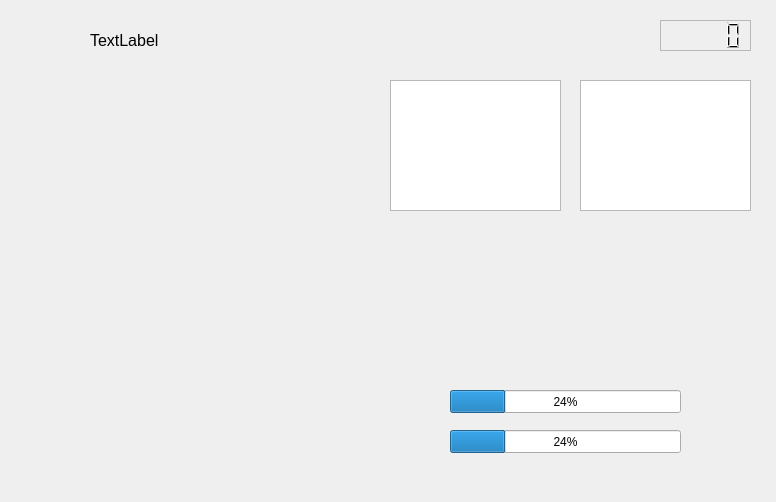
Old version of the form Projet/jeu.ui in the repository FadiSheh/Projet_C-.
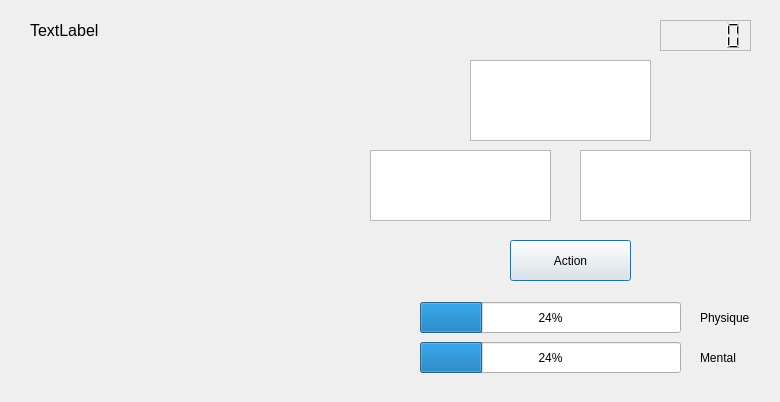
New version of the form. Icons and pictures are not drawn.

What changed in the file:
```diff
--- a/Projet/jeu.ui
+++ b/Projet/jeu.ui
@@ -6,20 +6,20 @@
    <rect>
     <x>0</x>
     <y>0</y>
-    <width>776</width>
-    <height>502</height>
+    <width>780</width>
+    <height>402</height>
    </rect>
   </property>
   <property name="minimumSize">
    <size>
-    <width>776</width>
-    <height>502</height>
+    <width>780</width>
+    <height>402</height>
    </size>
   </property>
   <property name="maximumSize">
    <size>
-    <width>776</width>
-    <height>502</height>
+    <width>780</width>
+    <height>402</height>
    </size>
   </property>
   <property name="windowTitle">
@@ -28,10 +28,10 @@
   <widget class="QProgressBar" name="bar_mentale">
    <property name="geometry">
     <rect>
-     <x>450</x>
-     <y>430</y>
-     <width>231</width>
-     <height>23</height>
+     <x>420</x>
+     <y>342</y>
+     <width>261</width>
+     <height>31</height>
     </rect>
    </property>
    <property name="value">
@@ -41,10 +41,10 @@
   <widget class="QProgressBar" name="bar_physique">
    <property name="geometry">
     <rect>
-     <x>450</x>
-     <y>390</y>
-     <width>231</width>
-     <height>23</height>
+     <x>420</x>
+     <y>302</y>
+     <width>261</width>
+     <height>31</height>
     </rect>
    </property>
    <property name="value">
@@ -54,10 +54,10 @@
   <widget class="QLabel" name="label">
    <property name="geometry">
     <rect>
-     <x>47</x>
-     <y>95</y>
-     <width>321</width>
-     <height>301</height>
+     <x>-10</x>
+     <y>50</y>
+     <width>381</width>
+     <height>351</height>
     </rect>
    </property>
    <property name="text">
@@ -67,8 +67,8 @@
   <widget class="QLabel" name="label_nom">
    <property name="geometry">
     <rect>
-     <x>90</x>
-     <y>30</y>
+     <x>30</x>
+     <y>20</y>
      <width>111</width>
      <height>21</height>
     </rect>
@@ -117,20 +117,10 @@
   <widget class="QListWidget" name="l_principale">
    <property name="geometry">
     <rect>
-     <x>390</x>
-     <y>80</y>
-     <width>171</width>
-     <height>131</height>
-    </rect>
-   </property>
-  </widget>
-  <widget class="QListWidget" name="l_transports">
-   <property name="geometry">
-    <rect>
-     <x>580</x>
-     <y>80</y>
-     <width>171</width>
-     <height>131</height>
+     <x>470</x>
+     <y>60</y>
+     <width>181</width>
+     <height>81</height>
     </rect>
    </property>
   </widget>
@@ -138,9 +128,58 @@
    <property name="geometry">
     <rect>
      <x>580</x>
-     <y>80</y>
+     <y>150</y>
      <width>171</width>
-     <height>131</height>
+     <height>71</height>
+    </rect>
+   </property>
+  </widget>
+  <widget class="QLabel" name="label_pb_physique">
+   <property name="geometry">
+    <rect>
+     <x>700</x>
+     <y>310</y>
+     <width>58</width>
+     <height>16</height>
+    </rect>
+   </property>
+   <property name="text">
+    <string>Physique</string>
+   </property>
+  </widget>
+  <widget class="QLabel" name="label_pb_mentale">
+   <property name="geometry">
+    <rect>
+     <x>700</x>
+     <y>350</y>
+     <width>58</width>
+     <height>16</height>
+    </rect>
+   </property>
+   <property name="text">
+    <string>Mental</string>
+   </property>
+  </widget>
+  <widget class="QPushButton" name="pb_action">
+   <property name="geometry">
+    <rect>
+     <x>510</x>
+     <y>240</y>
+     <width>121</width>
+     <height>41</height>
+    </rect>
+   </property>
+   <property name="text">
+    <string>Action</string>
+   </property>
+  </widget>
+  <widget class="QListWidget" name="l_principale_2">
+   <property name="geometry">
+    <rect>
+     <x>370</x>
+     <y>150</y>
+     <width>181</width>
+     <height>71</height>
     </rect>
    </property>
   </widget>
```
Left out of the diff: 6 changed lines with no effect on the pictures.
